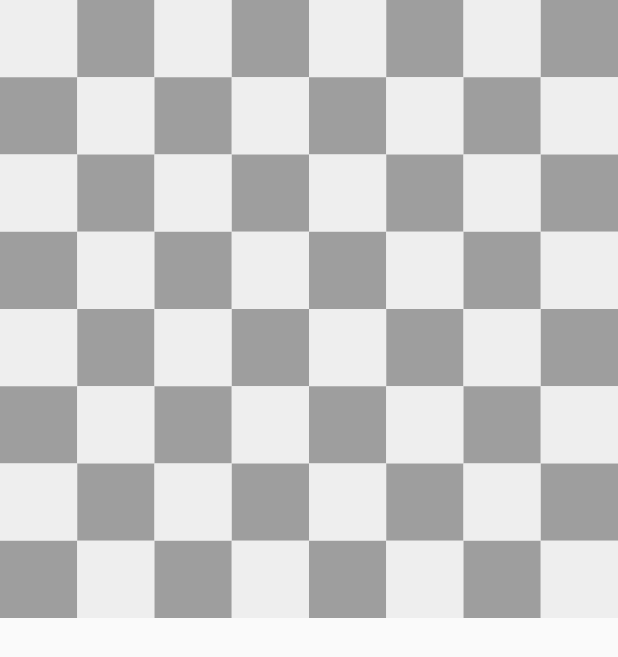
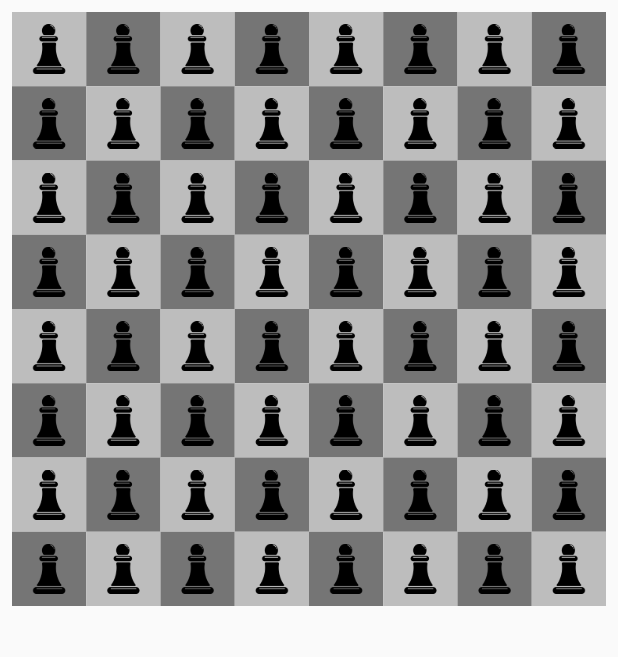
Before and after one commit to mohammad-dehghanifard/flutter_chess_game, a Flutter app: the screen it shows after launch, on a phone screen of 412 x 824 dp. Shown: the top 657 px of the screen. Run offline on Flutter 3.47's test engine with Material 2 defaults, Android fonts, the phone set to English and light mode, and no system bars.

Commit message:
update board game and set piece

```diff
--- a/lib/view/game_board.dart
+++ b/lib/view/game_board.dart
@@ -1,6 +1,9 @@
 import 'package:flutter/material.dart';
 import 'package:flutter_chess_game/component/helper_function.dart';
+import 'package:flutter_chess_game/model/chess_piece.dart';
 import 'package:flutter_chess_game/widget/square.dart';
+
+import '../gen/assets.gen.dart';
 
 class GameBoardView extends StatefulWidget {
   const GameBoardView({Key? key}) : super(key: key);
@@ -12,12 +15,16 @@ class GameBoardView extends StatefulWidget {
 class _GameBoardViewState extends State<GameBoardView> {
   @override
   Widget build(BuildContext context) {
+    ChessPiece myPiece = ChessPiece(type: ChessPieceType.pawn, iconPath: Assets.icons.chessPawn.path, isWhite: false);
     return Scaffold(
-      body: GridView.builder(
-        itemCount: 8 * 8,  // تعداد کل عناصر در GridView (64 عنصر)
-        physics: const NeverScrollableScrollPhysics(),  // غیرفعال کردن امکان اسکرول کردن GridView
-        gridDelegate: const SliverGridDelegateWithFixedCrossAxisCount(crossAxisCount: 8),  // تعیین تنظیمات جدول (8 ستون)
-        itemBuilder: (context, index) => Square(isWhite: isWhite(index)) // ایجاد عنصر مربعی با رنگ مشخص شده
+      body: Padding(
+        padding: const EdgeInsets.all(8.0),
+        child: GridView.builder(
+          itemCount: 8 * 8,  // تعداد کل عناصر در GridView (64 عنصر)
+          physics: const NeverScrollableScrollPhysics(),  // غیرفعال کردن امکان اسکرول کردن GridView
+          gridDelegate: const SliverGridDelegateWithFixedCrossAxisCount(crossAxisCount: 8),  // تعیین تنظیمات جدول (8 ستون)
+          itemBuilder: (context, index) => Square(isWhite: isWhite(index),piece: myPiece) // ایجاد عنصر مربعی با رنگ مشخص شده
+        ),
       ),
 
     );
--- a/lib/widget/square.dart
+++ b/lib/widget/square.dart
@@ -1,12 +1,17 @@
+
 import 'package:flutter/material.dart';
+import 'package:flutter_chess_game/model/chess_piece.dart';
 
 class Square extends StatelessWidget {
-  const Square({Key? key, required this.isWhite}) : super(key: key);
+  const Square({Key? key, required this.isWhite, this.piece}) : super(key: key);
   final bool isWhite;
+  final ChessPiece? piece;
   @override
   Widget build(BuildContext context) {
     return Container(
-    color: isWhite ? Colors.grey[200] : Colors.grey[500],
+    color: isWhite ? Colors.grey[400] : Colors.grey[600],
+     padding: const EdgeInsets.all(8),
+     child: piece != null ? Image.asset(piece!.iconPath,color: piece!.isWhite? Colors.white : Colors.black) : null,
     );
   }
 }
```
